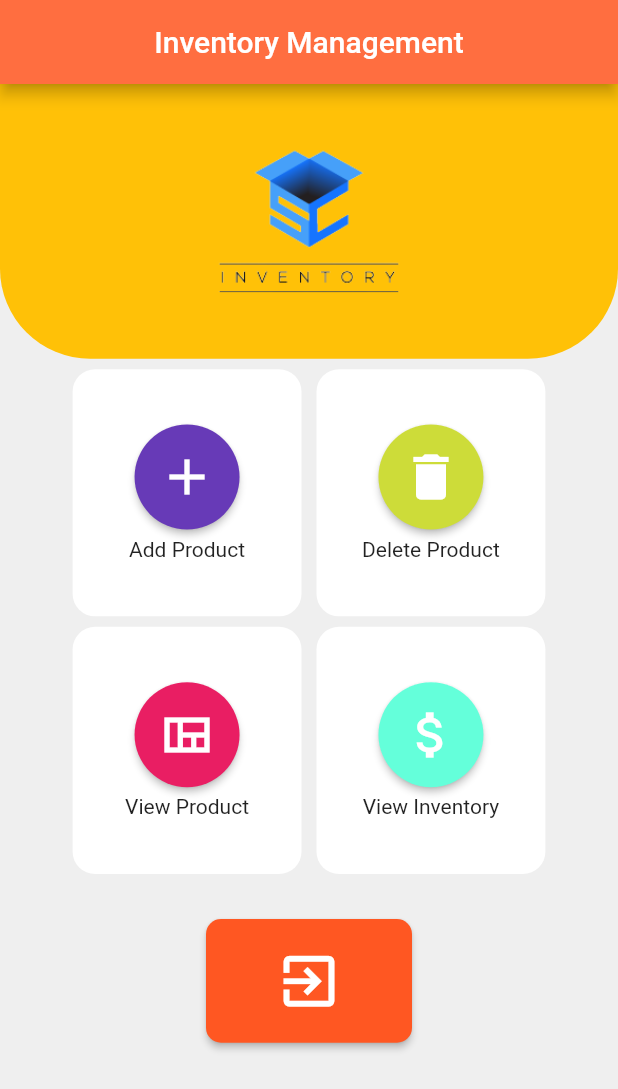
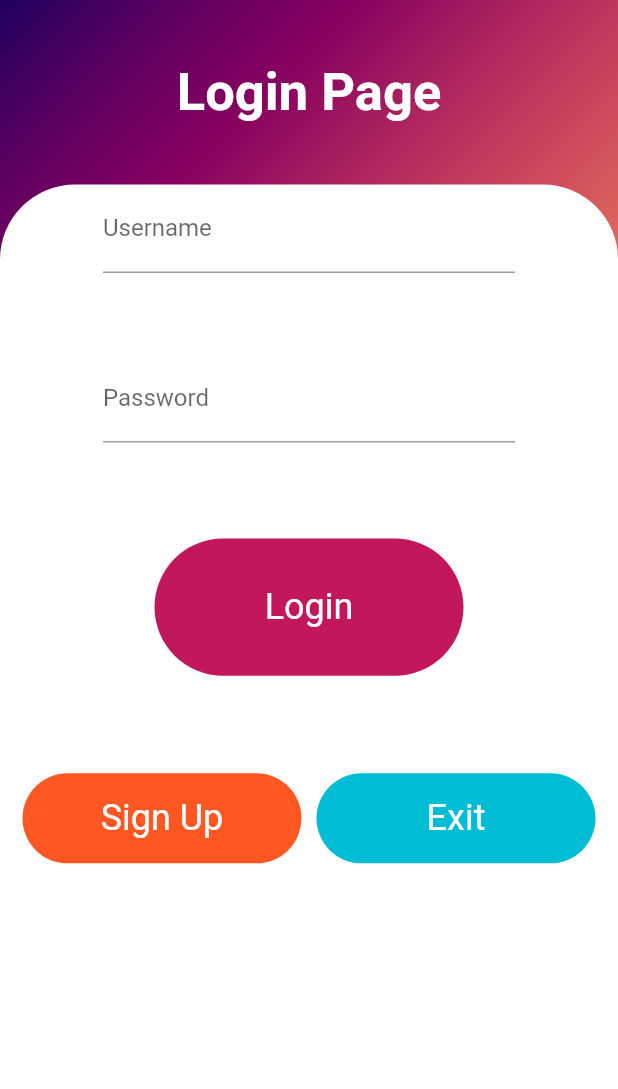
Before and after one commit to nurnobiCSE/Flutter_Inventory, a Flutter app: the screen it shows after launch, on a phone screen of 412 x 824 dp. Shown: the top 1089 px of the screen. Run offline on Flutter 3.47's test engine with Material 2 defaults, Android fonts, the phone set to English and light mode, and no system bars.

Commit message:
login page add

```diff
--- a/lib/main.dart
+++ b/lib/main.dart
@@ -1,6 +1,7 @@
 import 'dart:io';
+import 'package:flutter/material.dart';
+import 'package:chat/home_screen.dart';
 
-import 'package:flutter/material.dart';
 
 void main() {
   runApp(MyApp());
@@ -17,251 +18,177 @@ class _MyAppState extends State<MyApp> {
     // TODO: implement build
     return MaterialApp(
         debugShowCheckedModeBanner: false,
-        home: HomePage(),
+        home: LoginPage(),
         theme: ThemeData(scaffoldBackgroundColor:  const Color(0xFFEFEFEF)),
     );
   }
 }
-
-class HomePage extends StatefulWidget {
-
+class LoginPage extends StatefulWidget{
   @override
-  State<HomePage> createState() => _HomePageState();
+  State<LoginPage> createState()=> _LoginPageState();
 }
-
-class _HomePageState extends State<HomePage> {
-  bool _isShown = true;
+class _LoginPageState extends State<LoginPage>{
   @override
   Widget build(BuildContext context) {
-
     // TODO: implement build
     return SafeArea(
       child: Scaffold(
-        appBar: AppBar(
-          backgroundColor: Colors.deepOrangeAccent,
-          centerTitle: true,
-          title: Text("Inventory Management"),
+
+        body: Container(
+          decoration: BoxDecoration(
+            gradient: LinearGradient(
+              begin: Alignment.topLeft,
+              colors: <Color>[
+                Color(0xff1f005c),
+                Color(0xff5b0060),
+                Color(0xff870160),
+                Color(0xffac255e),
+                Color(0xffca485c),
+                Color(0xffe16b5c),
+                Color(0xfff39060),
+                Color(0xffffb56b),
+              ]
+            )
           ),
-
-        body: SingleChildScrollView(
-          scrollDirection: Axis.vertical,
+          child: ListView(
+            children: [
+              Column(
+                children: [
+                  Text("\nLogin Page\n",
+                  style: TextStyle(
+                    color: Colors.white,
+                    fontSize: 35,
+                    fontWeight: FontWeight.bold
+                  ),
+                  ),
+                  Container(
+                    height: MediaQuery.of(context).size.height,
+                    width: MediaQuery.of(context).size.width,
+                    decoration: BoxDecoration(
+                        color: Colors.white,
+                        borderRadius: BorderRadius.only(
+                            topLeft: Radius.circular(50),
+                            topRight: Radius.circular(50)
+                        )
+                    ),
                     child: Column(
-
-            crossAxisAlignment: CrossAxisAlignment.start,
                       children: [
                         Container(
-                child: Row(
-                  mainAxisAlignment: MainAxisAlignment.center,
-                  children: [
-                    Image.asset(
-                      "assets/logo.png",
-                      height: 300,
-                      width: 300,
-                    )
-                  ],
+                          height: MediaQuery.of(context).size.height /8,
+                          width: MediaQuery.of(context).size.width /1.5,
+                          // color: Colors.pink,
+                          child: TextField(
+                            decoration: InputDecoration(
+                                labelText: 'Username',
+                                hintText: 'my username'
                             ),
-                height: MediaQuery.of(context).size.height / 4.5,
-                width: MediaQuery.of(context).size.width,
+                          ),
+                        ),
+                        SizedBox(height: 10,),
+                        Container(
+                          height: MediaQuery.of(context).size.height /8,
+                          width: MediaQuery.of(context).size.width /1.5,
+                          // color: Colors.pink,
+                          child: TextField(
+                            obscureText: true,
+                            decoration: InputDecoration(
+                                labelText: 'Password',
+                                hintText: ''
+                            ),
+                          ),
+                        ),
+                        SizedBox(height: 20,),
+                        GestureDetector(
+                          onTap: (){
+                            Navigator.push(
+                                context,
+                                MaterialPageRoute(builder: (context) => HomePage())
+                            );
+
+                          },
+                          child: Container(
+                            height: MediaQuery.of(context).size.height /9,
+                            width: MediaQuery.of(context).size.width /2,
                             decoration: BoxDecoration(
-                  color: Colors.amber,
-                  // border: Border.all(width: 1.0),
-                    borderRadius: BorderRadius.only(
-                        bottomLeft: Radius.circular(60.0),
-                        bottomRight: Radius.circular(60.0))),
-              ),
-              // SizedBox(height: 5),
-              Row(
-                mainAxisAlignment: MainAxisAlignment.center,
-                children: [
-                  Container(
-                    decoration: BoxDecoration(
-                      borderRadius:BorderRadius.circular(15),
-                      color: Colors.white
+                              borderRadius: BorderRadius.circular(50),
+                              color: Colors.pink[700],
                             ),
                             child: Center(
-                      child: Column(
-                        mainAxisAlignment: MainAxisAlignment.center,
+                              child: Text(
+                                "Login",
+                                style: TextStyle(
+                                    color: Colors.white,
+                                    fontSize: 24
+                                ),
+                              ),
+                            ),
+                          ),
+                        ),
+                        SizedBox(height: 50,),
+                        Padding(
+                          padding: EdgeInsets.all(15),
+                          child: Row(
                             children: [
-                          RawMaterialButton(
-                            onPressed: (){},
-                            elevation: 2,
-                            fillColor: Colors.deepPurple,
-                            child: Icon(
-                              Icons.add,
+                              Expanded(
+                                child: GestureDetector(
+                                  onTap: (){
+                                    // Navigator.push(
+                                    //   context,
+                                    //   MaterialPageRoute(builder: (context) => SignUp_Page())
+                                    // );
+                                  },
+                                  child: Container(
+                                    child:Center(
+                                      child: Text(
+                                        "Sign Up",
+                                        style: TextStyle(
                                           color: Colors.white,
-                              size: 40.0,
+                                          fontSize: 24
                                         ),
-                            padding: EdgeInsets.all(15.0),
-                            shape: CircleBorder(),
                                       ),
-                          SizedBox(height: 5.0,),
-                          Text("Add Product")
-                        ],
+                                    ),
+                                    height: 60,
+                                    decoration: BoxDecoration(
+                                      color: Colors.deepOrange,
+                                      borderRadius: BorderRadius.circular(50)
+                                    ),
+                              ),
                                 )
                               ),
-                    height: MediaQuery.of(context).size.height/5,
-                    width: MediaQuery.of(context).size.width /2.7,
-                    // color: Colors.white,
-                    margin:EdgeInsets.only(
-                      top: 7.0,
+                              SizedBox(width: 10,),
+                              Expanded(
+                                child: GestureDetector(
+                                  onTap: (){
+                                    exit(0);
+                                  },
+                                  child: Container(
+                                    child: Center(
+                                      child: Text("Exit",
+                                      style: TextStyle(
+                                        color: Colors.white,
+                                        fontSize: 24
                                       ),
                                       ),
-                  SizedBox(width: 10.0,),
-                  Container(
+                                    ),
+                                    height: 60,
                                     decoration: BoxDecoration(
-                      borderRadius: BorderRadius.circular(15),
-                      color: Colors.white,
+                                      color: Colors.cyan,
+                                      borderRadius: BorderRadius.circular(50)
                                     ),
-                    child: Center(
-                        child: Column(
-                          mainAxisAlignment: MainAxisAlignment.center,
-                          children: [
-                            RawMaterialButton(
-                              onPressed: (){},
-                              elevation: 2,
-                              fillColor: Colors.lime,
-                              child: Icon(
-                                Icons.delete,
-                                color: Colors.white,
-                                size: 40.0,
                               ),
-                              padding: EdgeInsets.all(15.0),
-                              shape: CircleBorder(),
-                            ),
-                            SizedBox(height: 5.0,),
-                            Text("Delete Product")
+                                ))
                             ],
-                        )
-                    ),
-                    height: MediaQuery.of(context).size.height/5,
-                    width: MediaQuery.of(context).size.width /2.7,
-                    margin:EdgeInsets.only(
-                      top: 7.0,
                           ),
                         )
                       ],
                     ),
-              Row(
-                mainAxisAlignment: MainAxisAlignment.center,
-                children: [
-                  Container(
-                    decoration: BoxDecoration(
-                      borderRadius: BorderRadius.circular(15),
-                      color: Colors.white,
                   ),
-                    child: Center(
-                      child: Column(
-                        mainAxisAlignment: MainAxisAlignment.center,
-                        children: [
-                          RawMaterialButton(
-                            onPressed: (){},
-                            elevation: 2,
-                            fillColor: Colors.pink,
-                            child: Icon(
-                              Icons.view_quilt_outlined,
-                              color: Colors.white,
-                              size: 40.0,
-                            ),
-                            padding: EdgeInsets.all(15.0),
-                            shape: CircleBorder(),
-                          ),
-                          SizedBox(height: 5.0,),
-                          Text("View Product")
-                        ],
-                      )
-                    ),
-                    height: MediaQuery.of(context).size.height/5,
-                    width: MediaQuery.of(context).size.width /2.7,
-                    margin:EdgeInsets.only(
-                      top: 7.0,
-                    ),
-                  ),
-                  SizedBox(width: 10.0,),
-                  Container(
-                    decoration: BoxDecoration(
-                      borderRadius: BorderRadius.circular(15),
-                      color:Colors.white
-                    ),
-                    child: Center(
-                        child: Column(
-                          mainAxisAlignment: MainAxisAlignment.center,
-                          children: [
-                            RawMaterialButton(
-                              onPressed: (){},
-                              elevation: 2,
-                              fillColor: Colors.tealAccent,
-                              child: Icon(
-                                Icons.attach_money_sharp,
-                                color: Colors.white,
-                                size: 40.0,
-                              ),
-                              padding: EdgeInsets.all(15.0),
-                              shape: CircleBorder(),
-                            ),
-                            SizedBox(height: 5.0,),
-                            Text("View Inventory")
-                          ],
-                        )
-                    ),
-                    height: MediaQuery.of(context).size.height/5,
-                    width: MediaQuery.of(context).size.width /2.7,
-
-                    margin:EdgeInsets.only(
-                      top: 7.0,
-                    ),
-                  )
                 ],
               ),
-              SizedBox(height:30.0),
-              Row(
-                mainAxisAlignment: MainAxisAlignment.center,
-                children: [
-                  Container(
-                    height: MediaQuery.of(context).size.height /10,
-                    width: MediaQuery.of(context).size.width / 3,
-                    // color:Colors.red,
-                    child: RaisedButton(
-                      shape: RoundedRectangleBorder(
-                        borderRadius: BorderRadius.circular(10.0)
-                      ),
-                      color: Colors.deepOrange,
-                      onPressed: (){
-                        showDialog(context: context, builder: (context){
-                          return AlertDialog(
-                            backgroundColor: Colors.white,
-                            title: Text("Confirmation",style: TextStyle(color: Colors.blueGrey,fontSize: 24,fontWeight: FontWeight.bold),),
-                            content: Text("Are You Exit To App ?",style: TextStyle(color: Colors.pink),),
-                            actions: [
-                              TextButton(onPressed: (){
-                                setState((){
-                                  _isShown = false;
-                                });
-                                exit(0);
-                              }
-                                  , child: Text("YES",style: TextStyle(color: Colors.pink,fontWeight: FontWeight.bold),)
-                              ),
-                              TextButton(
-                                  onPressed:(){
-                                    Navigator.of(context).pop();
-                                  },
-                                  child: Text("NO"))
-                            ],
-                          );
-                        });
-                      },
-
-                      child: Icon(Icons.exit_to_app,color: Colors.white,size: 45.0,),
-                    ),
-                  )
-                ],
-              ),
-
             ],
           ),
         ),
-
       ),
     );
-
   }
 }
--- a/pubspec.yaml
+++ b/pubspec.yaml
@@ -34,6 +34,7 @@ dependencies:
   # The following adds the Cupertino Icons font to your application.
   # Use with the CupertinoIcons class for iOS style icons.
   cupertino_icons: ^1.0.2
+  google_fonts: ^2.1.0
 
 dev_dependencies:
   flutter_test:
```
Also changed, not shown: lib/home_screen.dart (added, +249 -0 lines), pubspec.lock. Lines whose indentation alone changed are shown as unchanged.
